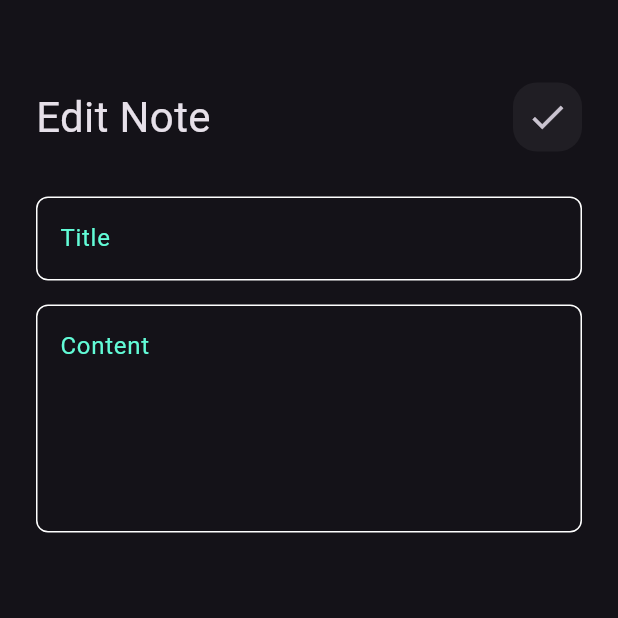
After one commit to maramrmilad7/NoteApplication, a Flutter app: the screen it shows after launch, after a tap on "note", on a phone screen of 412 x 824 dp, the top half of it. The commit adds this screen. Run offline on Flutter 3.47's test engine with Material 3 defaults, Android fonts, the phone set to English and light mode, and no system bars.

Commit message:
create edit note view

```diff
--- /dev/null
+++ b/lib/views/editnoteview.dart
@@ -0,0 +1,36 @@
+import 'package:flutter/material.dart';
+import 'package:noteapp/widgets/NotesAppBar.dart';
+import 'package:noteapp/widgets/customtextfield.dart';
+
+class EditNoteView extends StatelessWidget {
+  const EditNoteView({super.key});
+
+  @override
+  Widget build(BuildContext context) {
+    return Scaffold(body: EditNoteViewBody());
+  }
+}
+
+class EditNoteViewBody extends StatelessWidget {
+  const EditNoteViewBody({super.key});
+
+  @override
+  Widget build(BuildContext context) {
+    return Padding(
+      padding: const EdgeInsets.symmetric(horizontal: 24),
+      child: Column(
+        children: [
+          SizedBox(height: 55),
+
+          NotesAppBar(title: 'Edit Note', icon: Icons.check),
+          SizedBox(height: 30),
+
+          CustomTextField(hintText: 'Title'),
+          SizedBox(height: 16),
+
+          CustomTextField(hintText: 'Content', maxLines: 5),
+        ],
+      ),
+    );
+  }
+}
--- a/lib/widgets/NotesAppBar.dart
+++ b/lib/widgets/NotesAppBar.dart
@@ -2,9 +2,10 @@ import 'package:flutter/material.dart';
 import 'package:noteapp/widgets/customIcon.dart';
 
 class NotesAppBar extends StatelessWidget {
-  const NotesAppBar({super.key, required this.title, required this.Icon});
+  const NotesAppBar({super.key, required this.title,
+   required this.icon});
   final String title ;
-  final IconData Icon ;
+  final IconData icon ;
 
 
   @override
@@ -20,7 +21,7 @@ class NotesAppBar extends StatelessWidget {
         ),
         CustomIcon(
           onPressed: (){},
-          icon: Icon,
+          icon: icon,
         ),
       ],
     );
--- a/lib/widgets/NotesViewBody.dart
+++ b/lib/widgets/NotesViewBody.dart
@@ -13,7 +13,7 @@ class NotesViewBody extends StatelessWidget {
         children: [
           SizedBox(height: 55),
 
-          NotesAppBar(title: 'Notes', Icon: Icons.search),
+          NotesAppBar(title: 'Notes', icon: Icons.search),
           Expanded(child: NotesListView()),
         ],
       ),
--- a/lib/widgets/noteItem.dart
+++ b/lib/widgets/noteItem.dart
@@ -1,11 +1,19 @@
 import 'package:flutter/material.dart';
+import 'package:noteapp/views/editnoteview.dart';
 
 class NoteItem extends StatelessWidget {
   const NoteItem({super.key});
 
   @override
   Widget build(BuildContext context) {
-    return Container(
+    return GestureDetector(
+      onTap: () {
+        Navigator.push(
+          context,
+          MaterialPageRoute(builder: (context) => EditNoteView()),
+        );
+      },
+      child: Container(
         decoration: BoxDecoration(
           color: Colors.yellow,
           borderRadius: BorderRadius.circular(16),
@@ -43,6 +51,7 @@ class NoteItem extends StatelessWidget {
             ),
           ],
         ),
+      ),
     );
   }
 }
```
Lines whose indentation alone changed are shown as unchanged.
